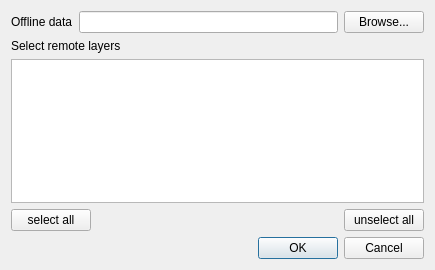
Qt form src/plugins/offline_editing/offline_editing_plugin_guibase.ui (qgis/QGIS) before a commit.
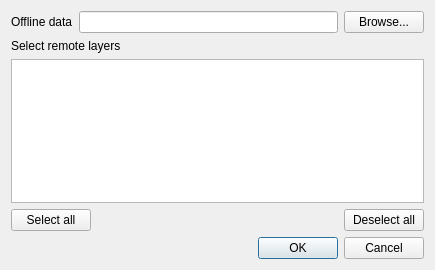
The same form after that commit. Icons and pictures are not drawn. Custom widgets are drawn as their Qt base class.

```diff
--- a/src/plugins/offline_editing/offline_editing_plugin_guibase.ui
+++ b/src/plugins/offline_editing/offline_editing_plugin_guibase.ui
@@ -65,7 +65,7 @@
        <item>
         <widget class="QPushButton" name="mSelectAllButton">
          <property name="text">
-          <string>select all</string>
+          <string>Select all</string>
          </property>
         </widget>
        </item>
@@ -85,7 +85,7 @@
        <item>
         <widget class="QPushButton" name="mUnselectAllButton">
          <property name="text">
-          <string>unselect all</string>
+          <string>Deselect all</string>
          </property>
         </widget>
        </item>
```
Left out of the diff: 3 changed lines with no effect on the pictures.
